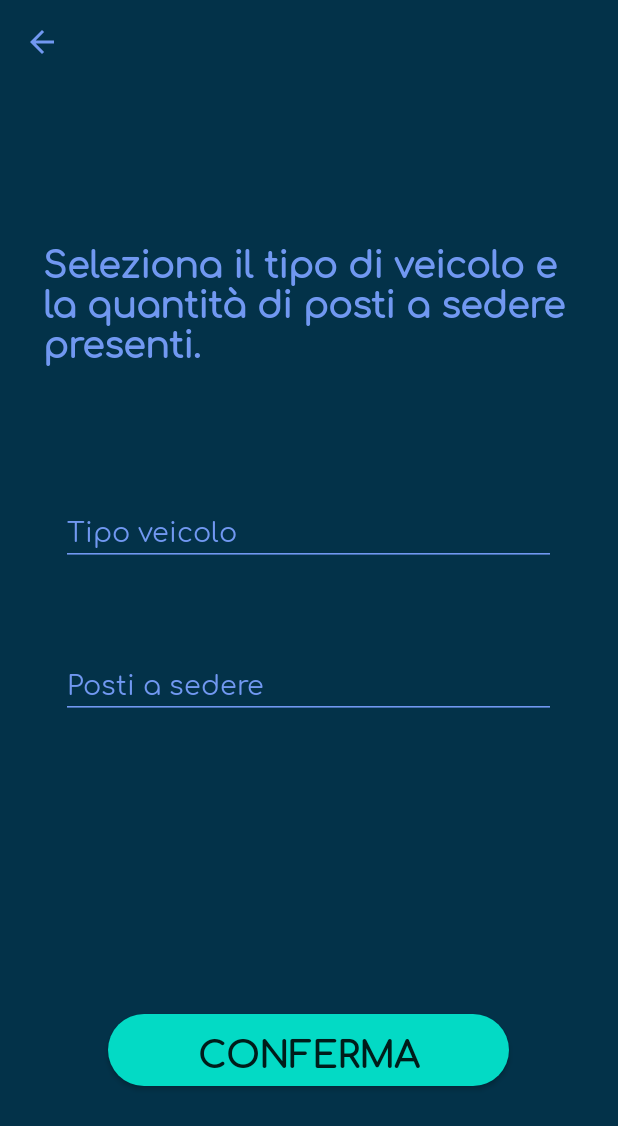
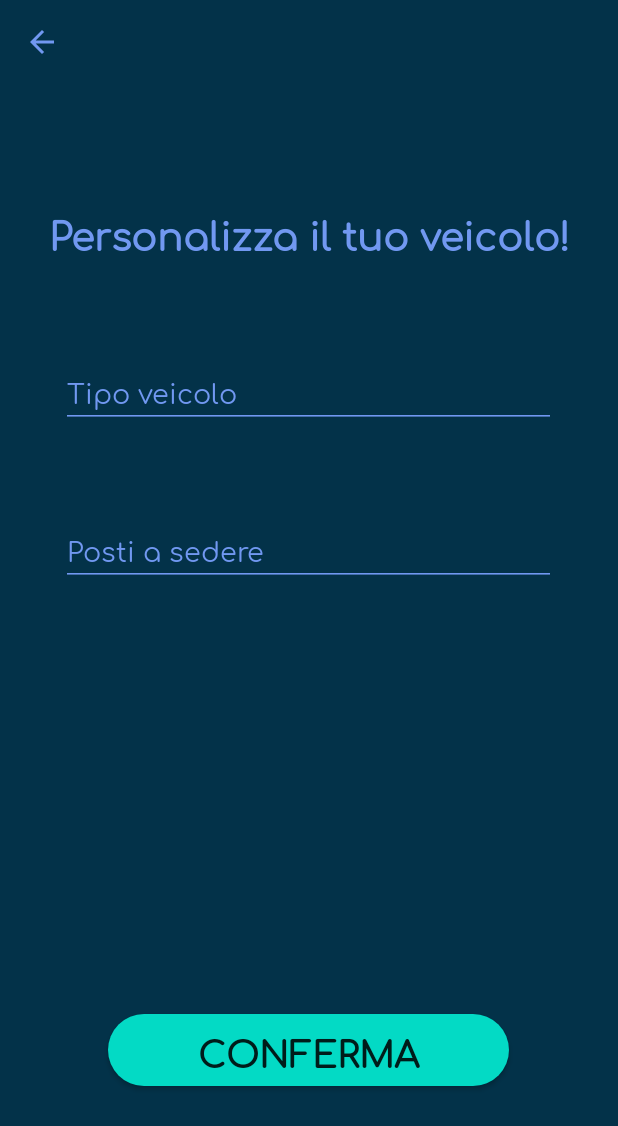
Before and after one commit to UniveIngSw2020/RAMMA, an Android app: the NewVehicleActivityTrader screen opened directly, with no data from a screen before it, on a phone screen of 412 x 824 dp. Shown: the top 1126 px of the screen. Run offline under Robolectric (Android 15) with nearby library versions, the phone set to English and light mode, and no system bars; our stand-ins replace Firebase (no records; nobody signed in at launch, a user with empty details on screens opened directly); Roboto replaces fonts that are not available here.

Commit message:
Piccole modifiche grafiche al contenuto delle attività modificate

```diff
--- /dev/null
+++ b/Primo_prototipo/app/src/main/res/drawable/ic_round_keyboard_arrow_down_24.xml
@@ -0,0 +1,5 @@
+<vector android:height="24dp" android:tint="#7198F1"
+    android:viewportHeight="24" android:viewportWidth="24"
+    android:width="24dp" xmlns:android="http://schemas.android.com/apk/res/android">
+    <path android:fillColor="@android:color/white" android:pathData="M8.12,9.29L12,13.17l3.88,-3.88c0.39,-0.39 1.02,-0.39 1.41,0 0.39,0.39 0.39,1.02 0,1.41l-4.59,4.59c-0.39,0.39 -1.02,0.39 -1.41,0L6.7,10.7c-0.39,-0.39 -0.39,-1.02 0,-1.41 0.39,-0.38 1.03,-0.39 1.42,0z"/>
+</vector>
--- a/Primo_prototipo/app/src/main/res/layout/activity_new_vehicle_trader.xml
+++ b/Primo_prototipo/app/src/main/res/layout/activity_new_vehicle_trader.xml
@@ -22,7 +22,7 @@
         android:id="@+id/tipo_veicolo"
         android:layout_width="330dp"
         android:layout_height="wrap_content"
-        android:layout_marginTop="328dp"
+        android:layout_marginTop="236dp"
         android:backgroundTint="@color/text"
         android:ems="10"
         android:fontFamily="@font/comfortaa_regular"
@@ -75,13 +75,15 @@
 
     <TextView
         android:id="@+id/textView4"
-        android:layout_width="355dp"
+        android:layout_width="match_parent"
         android:layout_height="wrap_content"
         android:layout_marginTop="16dp"
+        android:textAlignment="center"
+        android:gravity="center"
         android:fontFamily="@font/comfortaa_regular"
-        android:text="@string/seleziona_il_tipo_di_veicolo_e_la_quantit_di_posti_a_sedere_presenti"
-        android:textColor="#7198F1"
-        android:textSize="24sp"
+        android:text="@string/personalizza_il_tuo_veicolo_"
+        android:textColor="@color/text"
+        android:textSize="25sp"
         android:textStyle="bold"
         app:layout_constraintBottom_toTopOf="@+id/tipo_veicolo"
         app:layout_constraintEnd_toEndOf="parent"
--- a/Primo_prototipo/app/src/main/res/layout/spinner_dropdown_item.xml
+++ b/Primo_prototipo/app/src/main/res/layout/spinner_dropdown_item.xml
@@ -11,4 +11,4 @@
     android:textSize="20sp"
     android:textStyle="bold"
     android:fontFamily="@font/comfortaa_regular"
-    android:background="@color/text"/>
+    android:background="@color/text" />
--- a/Primo_prototipo/app/src/main/res/values/strings.xml
+++ b/Primo_prototipo/app/src/main/res/values/strings.xml
@@ -78,5 +78,11 @@
     <string name="nome_negozio">Nome Negozio</string>
     <string name="registrati_">Registrati</string>
     <string name="conferma_password">Conferma password</string>
+    <string name="seleziona_un_veicolo">- Seleziona un veicolo</string>
+    <string name="seleziona_un_veicolo_">Seleziona un veicolo</string>
+    <string name="clicca_seleziona_un_veicolo">Clicca <i>Seleziona un veicolo</i></string>
+    <string name="una_volta_scelto_il_mezzo_conferma">Una volta scelto il mezzo, conferma!</string>
+    <string name="personalizza_il_tuo_veicolo">Personalizza il tuo veicolo</string>
+    <string name="personalizza_il_tuo_veicolo_">Personalizza il tuo veicolo!</string>
 
 </resources>
```
Also changed, not shown: Primo_prototipo/app/src/main/res/layout/activity_nuova_corsa_trader.xml (+66 -11 lines).
